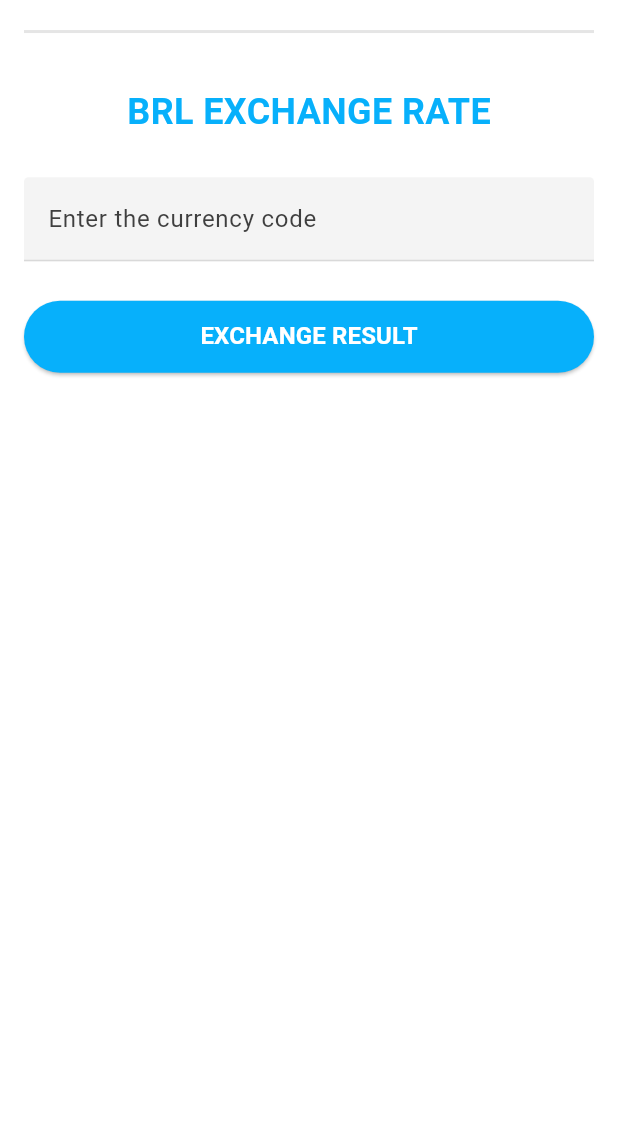
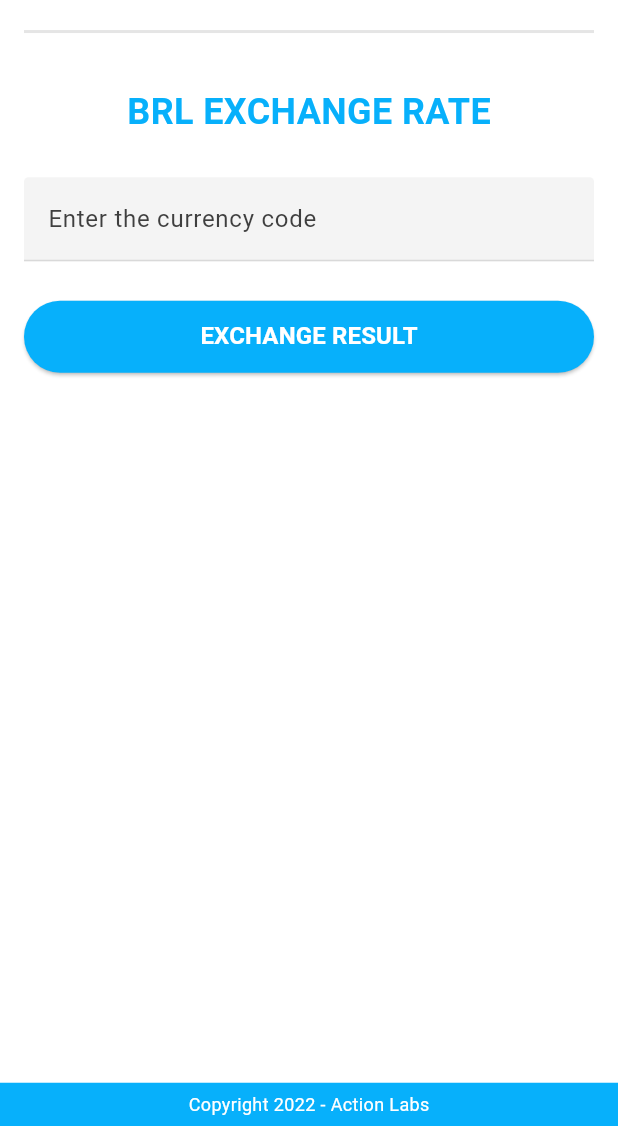
Before and after one commit to Tharsisboamorte/test_currency_exchange, a Flutter app: the screen it shows after launch, on a phone screen of 412 x 824 dp, the part 110-1236 px from its top. Run offline on Flutter 3.47's test engine with Material 3 defaults, Android fonts, the phone set to English and light mode, and no system bars; our stand-ins replace dio, equatable, flutter_bloc, flutter_dotenv, flutter_svg, get_it and 2 more; missing offline and left inert: sealed_currencies.

Commit message:
Feature - Last widget added to homeScreen

```diff
--- a/lib/core/res/text_styles.dart
+++ b/lib/core/res/text_styles.dart
@@ -52,6 +52,14 @@ class AppTextStyles {
     textBaseline: TextBaseline.alphabetic,
   );
 
+  static const TextStyle tablePagination = TextStyle(
+    fontFamily: Fonts.roboto,
+    fontSize: 12,
+    fontWeight: FontWeight.w400,
+    color: Colors.white,
+    height: 22 / 14,
+  );
+
   static const TextStyle titleAdminH1 = TextStyle(
     fontFamily: Fonts.roboto,
     fontSize: 24,
--- a/lib/core/utils/app_strings.dart
+++ b/lib/core/utils/app_strings.dart
@@ -8,5 +8,6 @@ class AppStrings {
   static const String appTitle = 'BRL EXCHANGE RATE';
   static const String exchangeResult = 'EXCHANGE RESULT';
   static const String currencyCode = 'Enter the currency code';
+  static const String copyRights = 'Copyright 2022 - Action Labs';
   static const String exchangeRateNow = 'Exchange rate now';
 }
--- a/lib/features/home/presentation/cubit/home_cubit.dart
+++ b/lib/features/home/presentation/cubit/home_cubit.dart
@@ -1,4 +1,3 @@
-import 'package:currency_exchanger/core/utils/logger.dart';
 import 'package:currency_exchanger/features/home/domain/entities/current_exchange.dart';
 import 'package:currency_exchanger/features/home/domain/entities/daily_exchange.dart';
 import 'package:currency_exchanger/features/home/domain/entities/data.dart';
@@ -33,10 +32,10 @@ class HomeCubit extends Cubit<HomeState> {
 
     currentExchangeResult.fold(
       (currentExchange) {
-        logger.i(currentExchange);
+        // logger.i(currentExchange); Logger is for debugging only
         dailyExchangeResult.fold(
           (dailyExchange) {
-            logger.i(dailyExchange);
+            // logger.i(dailyExchange);
             emit(
               CurrencyDataLoaded(
                 dailyExchange as DailyExchange,
--- a/lib/features/home/presentation/views/home_screen.dart
+++ b/lib/features/home/presentation/views/home_screen.dart
@@ -1,5 +1,7 @@
 import 'package:currency_exchanger/core/extension/context_extension.dart';
 import 'package:currency_exchanger/core/res/colors.dart';
+import 'package:currency_exchanger/core/res/text_styles.dart';
+import 'package:currency_exchanger/core/utils/app_strings.dart';
 import 'package:currency_exchanger/features/home/presentation/cubit/home_cubit.dart';
 import 'package:currency_exchanger/features/home/presentation/widgets/app_title_view.dart';
 import 'package:currency_exchanger/features/home/presentation/widgets/currency_text_field.dart';
@@ -23,34 +25,56 @@ class _HomeScreenState extends State<HomeScreen> {
       listener: (context, state) {
         if (state is ErrorState) {
           ScaffoldMessenger.of(context).showSnackBar(
-            SnackBar(content: Text(state.message)),
+            SnackBar(
+              content: Text(state.message),
+              duration: Durations.short2,
+            ),
           );
         }
       },
       builder: (context, state) {
         return Scaffold(
           backgroundColor: Colors.white,
-          body: SingleChildScrollView(
+          body: LayoutBuilder(
+            builder: (context, constraints) {
+              return SingleChildScrollView(
+                child: ConstrainedBox(
+                  constraints: BoxConstraints(
+                    minHeight:
+                        constraints.maxHeight,
+                  ),
+                  child: IntrinsicHeight(
+                    child: Column(
+                      children: <Widget>[
+                        Expanded(
                           child: Padding(
-              padding: const EdgeInsets.symmetric(horizontal: 16, vertical: 16),
+                            padding: const EdgeInsets.symmetric(
+                              horizontal: 16,
+                              vertical: 16,
+                            ),
                             child: Column(
                               children: <Widget>[
                                 const AppTitleView(),
                                 SizedBox(height: context.height * .030),
                                 CurrencyTextField(
-                    currencyController: cubit.currencyTextController,
+                                  currencyController:
+                                      cubit.currencyTextController,
                                 ),
                                 SizedBox(height: context.height * .032),
                                 DefaultElevatedButton(
-                    currencyController: cubit.currencyTextController,
+                                  currencyController:
+                                      cubit.currencyTextController,
                                   onPressedButton: () {
                                     final isCurrencyValid = context
                                         .read<HomeCubit>()
-                          .isCurrencyValid(cubit.currencyTextController.text);
+                                        .isCurrencyValid(
+                                          cubit.currencyTextController.text,
+                                        );
 
                                     if (isCurrencyValid == true) {
                                       cubit.getCurrencyExchange(
-                          cubit.currencyTextController.text.toUpperCase(),
+                                        cubit.currencyTextController.text
+                                            .toUpperCase(),
                                       );
                                     }
                                   },
@@ -60,21 +84,37 @@ class _HomeScreenState extends State<HomeScreen> {
                                     currentExchangeData: state.currentExchange,
                                     dailyExchangeData: state.dailyExchanges,
                                   )
-                  else
-                    state is GettingCurrencyData
-                        ? const Padding(
+                                else if (state is GettingCurrencyData)
+                                  const Padding(
                                     padding: EdgeInsets.symmetric(vertical: 10),
                                     child: CircularProgressIndicator(
                                       color: AppColors.branded,
                                     ),
                                   )
-                        : const SizedBox(),
+                                else
+                                  const SizedBox(),
+                              ],
+                            ),
+                          ),
+                        ),
+                        Container(
+                          height: context.height * .035,
+                          color: AppColors.branded,
+                          alignment: Alignment.center,
+                          child: const Text(
+                            AppStrings.copyRights,
+                            style: AppTextStyles.tablePagination,
+                          ),
+                        ),
                       ],
                     ),
                   ),
                 ),
               );
             },
+          ),
+        );
+      },
     );
   }
 }
--- a/lib/features/home/presentation/widgets/daily_expansion_tile.dart
+++ b/lib/features/home/presentation/widgets/daily_expansion_tile.dart
@@ -2,7 +2,6 @@ import 'package:currency_exchanger/core/extension/context_extension.dart';
 import 'package:currency_exchanger/core/res/colors.dart';
 import 'package:currency_exchanger/core/res/text_styles.dart';
 import 'package:currency_exchanger/core/utils/app_strings.dart';
-import 'package:currency_exchanger/core/utils/logger.dart';
 import 'package:currency_exchanger/features/home/domain/entities/daily_exchange.dart';
 import 'package:currency_exchanger/features/home/presentation/cubit/home_cubit.dart';
 import 'package:currency_exchanger/features/home/presentation/widgets/daily_exchange_card.dart';
@@ -95,14 +94,13 @@ class _DailyExchangeExpansionTileState extends State<DailyExchangeExpansionTile>
                 child: AnimatedContainer(
                   duration: const Duration(milliseconds: 700),
                   curve: Curves.easeInOut,
-                  height: _isExpanded ? context.height * 5.45 : 0,
+                  height: _isExpanded ? context.height * 5.87 : 0,
                   color: Colors.grey.withOpacity(0.1),
                   child: _isExpanded
                       ? ListView.builder(
                           physics: const NeverScrollableScrollPhysics(),
                           itemCount: dailyExchangeData.length,
                           itemBuilder: (BuildContext context, int index) {
-                            logger.i(dailyExchangeData.length);
                             final indexedDailyData = dailyExchangeData[index];
 
                             return DailyExchangeCard(
```
Lines whose indentation alone changed are shown as unchanged.
